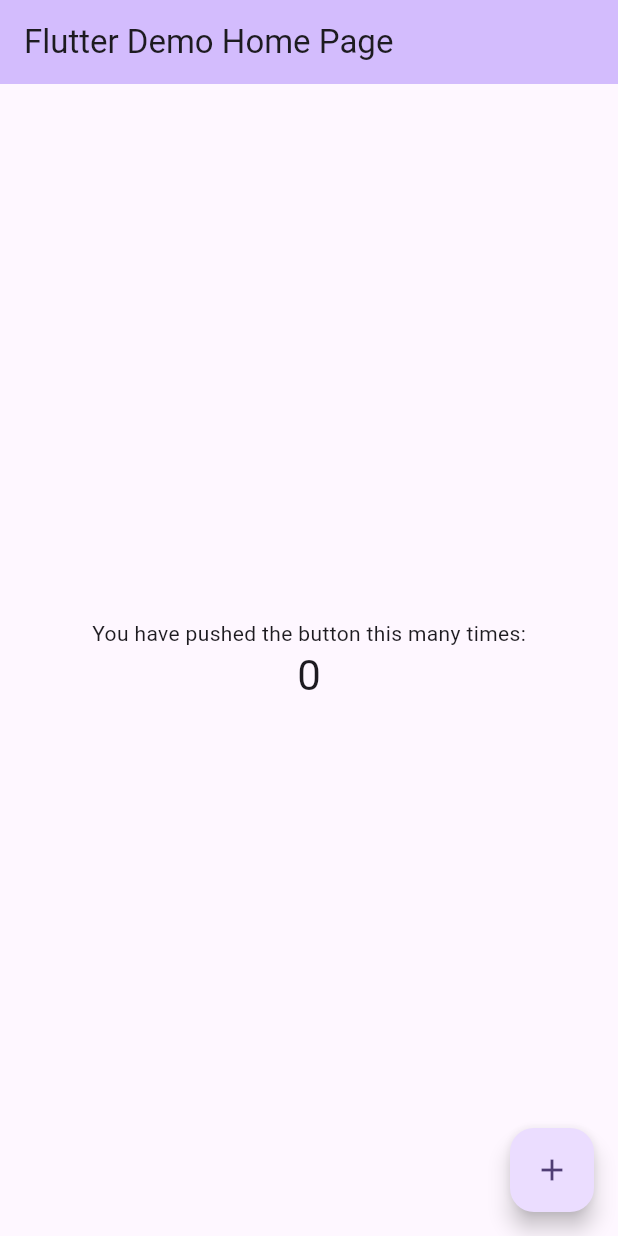
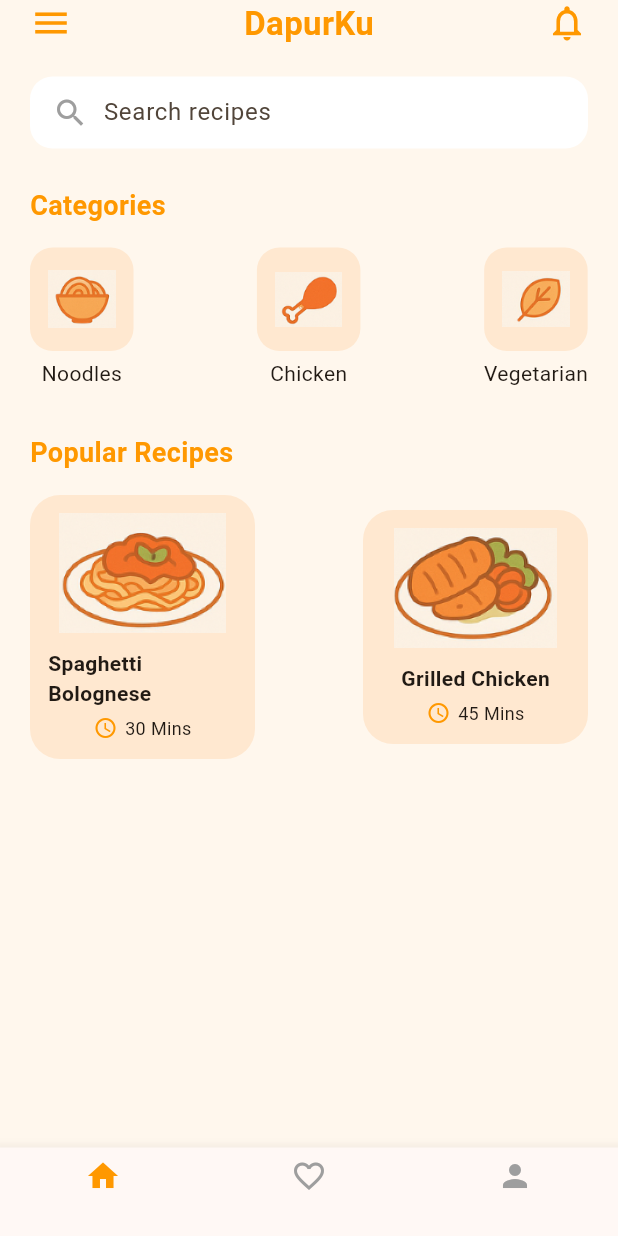
Before and after one commit to sandisya/AplikasiResepMakanan-Kelompok9, a Flutter app: the screen it shows after launch, on a phone screen of 412 x 824 dp. Run offline on Flutter 3.47's test engine with Material 3 defaults, Android fonts, the light colour scheme and no system bars.

Commit message:
Update project: tambah splash, home screen, assets

```diff
--- /dev/null
+++ b/dapurku/lib/home_screen.dart
@@ -0,0 +1,175 @@
+import 'package:flutter/material.dart';
+
+class HomeScreen extends StatelessWidget {
+  const HomeScreen({super.key});
+
+  @override
+  Widget build(BuildContext context) {
+    return Scaffold(
+      backgroundColor: const Color(0xffFFF7ED),
+      body: SafeArea(
+        child: Padding(
+          padding: const EdgeInsets.symmetric(horizontal: 20),
+          child: Column(
+            crossAxisAlignment: CrossAxisAlignment.start,
+            children: [
+              // TOP BAR
+              Row(
+                mainAxisAlignment: MainAxisAlignment.spaceBetween,
+                children: [
+                  const Icon(Icons.menu, size: 28, color: Colors.orange),
+                  const Text(
+                    "DapurKu",
+                    style: TextStyle(
+                      fontSize: 22,
+                      fontWeight: FontWeight.bold,
+                      color: Colors.orange,
+                    ),
+                  ),
+                  const Icon(Icons.notifications_none,
+                      size: 28, color: Colors.orange),
+                ],
+              ),
+
+              const SizedBox(height: 20),
+
+              // SEARCH BAR
+              Container(
+                padding: const EdgeInsets.symmetric(horizontal: 15),
+                decoration: BoxDecoration(
+                  color: Colors.white,
+                  borderRadius: BorderRadius.circular(15),
+                ),
+                child: const Row(
+                  children: [
+                    Icon(Icons.search, color: Colors.grey),
+                    SizedBox(width: 10),
+                    Expanded(
+                      child: TextField(
+                        decoration: InputDecoration(
+                          hintText: "Search recipes",
+                          border: InputBorder.none,
+                        ),
+                      ),
+                    ),
+                  ],
+                ),
+              ),
+
+              const SizedBox(height: 25),
+
+              // CATEGORY TITLE
+              const Text(
+                "Categories",
+                style: TextStyle(
+                  fontSize: 18,
+                  fontWeight: FontWeight.bold,
+                  color: Colors.orange,
+                ),
+              ),
+
+              const SizedBox(height: 15),
+
+              // CATEGORY ITEMS
+              Row(
+                mainAxisAlignment: MainAxisAlignment.spaceBetween,
+                children: [
+                  _categoryItem("noodles.png", "Noodles"),
+                  _categoryItem("chicken.png", "Chicken"),
+                  _categoryItem("vegetarian.png", "Vegetarian"),
+                ],
+              ),
+
+              const SizedBox(height: 30),
+
+              // POPULAR TITLE
+              const Text(
+                "Popular Recipes",
+                style: TextStyle(
+                  fontSize: 18,
+                  fontWeight: FontWeight.bold,
+                  color: Colors.orange,
+                ),
+              ),
+
+              const SizedBox(height: 15),
+
+              // POPULAR ITEMS GRID
+              Row(
+                mainAxisAlignment: MainAxisAlignment.spaceBetween,
+                children: [
+                  _popularItem("spaghetti.png", "Spaghetti Bolognese", "30 Mins"),
+                  _popularItem("grilled_chicken.png", "Grilled Chicken", "45 Mins"),
+                ],
+              ),
+            ],
+          ),
+        ),
+      ),
+
+      // NAVBAR
+      bottomNavigationBar: BottomNavigationBar(
+        selectedItemColor: Colors.orange,
+        unselectedItemColor: Colors.grey,
+        currentIndex: 0,
+        items: const [
+          BottomNavigationBarItem(icon: Icon(Icons.home), label: ""),
+          BottomNavigationBarItem(icon: Icon(Icons.favorite_border), label: ""),
+          BottomNavigationBarItem(icon: Icon(Icons.person), label: ""),
+        ],
+      ),
+    );
+  }
+
+  // CATEGORY CARD
+  Widget _categoryItem(String img, String title) {
+    return Column(
+      children: [
+        Container(
+          padding: const EdgeInsets.all(12),
+          decoration: BoxDecoration(
+            color: const Color(0xffFFE8D0),
+            borderRadius: BorderRadius.circular(15),
+          ),
+          child: Image.asset(
+            "assets/images/$img",
+            width: 45,
+            height: 45,
+          ),
+        ),
+        const SizedBox(height: 5),
+        Text(title),
+      ],
+    );
+  }
+
+  // POPULAR RECIPE CARD
+  Widget _popularItem(String img, String title, String time) {
+    return Container(
+      width: 150,
+      padding: const EdgeInsets.all(12),
+      decoration: BoxDecoration(
+        color: const Color(0xffFFE8D0),
+        borderRadius: BorderRadius.circular(20),
+      ),
+      child: Column(
+        children: [
+          Image.asset("assets/images/$img", height: 80),
+          const SizedBox(height: 10),
+          Text(title,
+              style: const TextStyle(
+                  fontWeight: FontWeight.bold, fontSize: 14)),
+          const SizedBox(height: 5),
+          Row(
+            mainAxisAlignment: MainAxisAlignment.center,
+            children: [
+              const Icon(Icons.access_time, size: 16, color: Colors.orange),
+              const SizedBox(width: 5),
+              Text(time, style: const TextStyle(fontSize: 12)),
+            ],
+          )
+        ],
+      ),
+    );
+  }
+}
--- a/dapurku/lib/main.dart
+++ b/dapurku/lib/main.dart
@@ -1,4 +1,6 @@
 import 'package:flutter/material.dart';
+import 'splash_screen.dart';
+import 'home_screen.dart';
 
 void main() {
   runApp(const MyApp());
@@ -7,116 +9,20 @@ void main() {
 class MyApp extends StatelessWidget {
   const MyApp({super.key});
 
-  // This widget is the root of your application.
   @override
   Widget build(BuildContext context) {
     return MaterialApp(
-      title: 'Flutter Demo',
+      debugShowCheckedModeBanner: false,
+      title: "DapurKu",
       theme: ThemeData(
-        // This is the theme of your application.
-        //
-        // TRY THIS: Try running your application with "flutter run". You'll see
-        // the application has a purple toolbar. Then, without quitting the app,
-        // try changing the seedColor in the colorScheme below to Colors.green
-        // and then invoke "hot reload" (save your changes or press the "hot
-        // reload" button in a Flutter-supported IDE, or press "r" if you used
-        // the command line to start the app).
-        //
-        // Notice that the counter didn't reset back to zero; the application
-        // state is not lost during the reload. To reset the state, use hot
-        // restart instead.
-        //
-        // This works for code too, not just values: Most code changes can be
-        // tested with just a hot reload.
-        colorScheme: ColorScheme.fromSeed(seedColor: Colors.deepPurple),
+        colorScheme: ColorScheme.fromSeed(seedColor: Colors.orange),
       ),
-      home: const MyHomePage(title: 'Flutter Demo Home Page'),
+
+      home: SplashScreen(), // tanpa const
+
+      routes: {
+        '/home': (_) => HomeScreen(),
+      },
     );
   }
 }
-
-class MyHomePage extends StatefulWidget {
-  const MyHomePage({super.key, required this.title});
-
-  // This widget is the home page of your application. It is stateful, meaning
-  // that it has a State object (defined below) that contains fields that affect
-  // how it looks.
-
-  // This class is the configuration for the state. It holds the values (in this
-  // case the title) provided by the parent (in this case the App widget) and
-  // used by the build method of the State. Fields in a Widget subclass are
-  // always marked "final".
-
-  final String title;
-
-  @override
-  State<MyHomePage> createState() => _MyHomePageState();
-}
-
-class _MyHomePageState extends State<MyHomePage> {
-  int _counter = 0;
-
-  void _incrementCounter() {
-    setState(() {
-      // This call to setState tells the Flutter framework that something has
-      // changed in this State, which causes it to rerun the build method below
-      // so that the display can reflect the updated values. If we changed
-      // _counter without calling setState(), then the build method would not be
-      // called again, and so nothing would appear to happen.
-      _counter++;
-    });
-  }
-
-  @override
-  Widget build(BuildContext context) {
-    // This method is rerun every time setState is called, for instance as done
-    // by the _incrementCounter method above.
-    //
-    // The Flutter framework has been optimized to make rerunning build methods
-    // fast, so that you can just rebuild anything that needs updating rather
-    // than having to individually change instances of widgets.
-    return Scaffold(
-      appBar: AppBar(
-        // TRY THIS: Try changing the color here to a specific color (to
-        // Colors.amber, perhaps?) and trigger a hot reload to see the AppBar
-        // change color while the other colors stay the same.
-        backgroundColor: Theme.of(context).colorScheme.inversePrimary,
-        // Here we take the value from the MyHomePage object that was created by
-        // the App.build method, and use it to set our appbar title.
-        title: Text(widget.title),
-      ),
-      body: Center(
-        // Center is a layout widget. It takes a single child and positions it
-        // in the middle of the parent.
-        child: Column(
-          // Column is also a layout widget. It takes a list of children and
-          // arranges them vertically. By default, it sizes itself to fit its
-          // children horizontally, and tries to be as tall as its parent.
-          //
-          // Column has various properties to control how it sizes itself and
-          // how it positions its children. Here we use mainAxisAlignment to
-          // center the children vertically; the main axis here is the vertical
-          // axis because Columns are vertical (the cross axis would be
-          // horizontal).
-          //
-          // TRY THIS: Invoke "debug painting" (choose the "Toggle Debug Paint"
-          // action in the IDE, or press "p" in the console), to see the
-          // wireframe for each widget.
-          mainAxisAlignment: MainAxisAlignment.center,
-          children: <Widget>[
-            const Text('You have pushed the button this many times:'),
-            Text(
-              '$_counter',
-              style: Theme.of(context).textTheme.headlineMedium,
-            ),
-          ],
-        ),
-      ),
-      floatingActionButton: FloatingActionButton(
-        onPressed: _incrementCounter,
-        tooltip: 'Increment',
-        child: const Icon(Icons.add),
-      ), // This trailing comma makes auto-formatting nicer for build methods.
-    );
-  }
-}
--- /dev/null
+++ b/dapurku/lib/splash_screen.dart
@@ -0,0 +1,65 @@
+import 'package:flutter/material.dart';
+import 'dart:async';
+
+// ignore: use_key_in_widget_constructors
+class SplashScreen extends StatefulWidget {
+  const SplashScreen({super.key}); // Tambahkan key
+
+  @override
+  // ignore: library_private_types_in_public_api
+  _SplashScreenState createState() => _SplashScreenState();
+}
+
+// ignore: unused_element
+class _SplashScreenState extends State<SplashScreen> {
+  @override
+  void initState() {
+    super.initState();
+
+    // Timer 3 detik lalu pindah ke halaman Home
+    Timer(const Duration(seconds: 3), () {
+      Navigator.pushReplacementNamed(context, '/home');
+    });
+  }
+
+  @override
+  Widget build(BuildContext context) {
+    return Scaffold(
+      // Warna cream seperti di desain Figma
+      backgroundColor: const Color(0xFFFDF6EC),
+
+      body: Center(
+        child: Column(
+          mainAxisAlignment: MainAxisAlignment.center,
+          children: [
+            // Gambar panci (gambar1.png)
+            Image.asset(
+              'assets/images/gambar1.png',
+              width: 120,
+            ),
+
+            const SizedBox(height: 20),
+
+            // Teks judul aplikasi
+            const Text(
+              "DapurKu",
+              style: TextStyle(
+                fontSize: 32,
+                fontWeight: FontWeight.bold,
+                color: Color(0xFFFF6B00),
+              ),
+            ),
+
+            const SizedBox(height: 40),
+
+            // Gambar makanan (gambar2.png)
+            Image.asset(
+              'assets/images/gambar2.png',
+              width: 180,
+            ),
+          ],
+        ),
+      ),
+    );
+  }
+}
```
Also changed, not shown: dapurku/pubspec.yaml (+10 -0 lines), dapurku/assets/images/chicken.png (added), dapurku/assets/images/gambar1.png (added), dapurku/assets/images/gambar2.png (added), dapurku/assets/images/grilled_chicken.png (added), dapurku/assets/images/noodles.png (added), dapurku/assets/images/spaghetti.png (added), dapurku/assets/images/vegetarian.png (added), dapurku/pubspec.lock, 1 other file.
